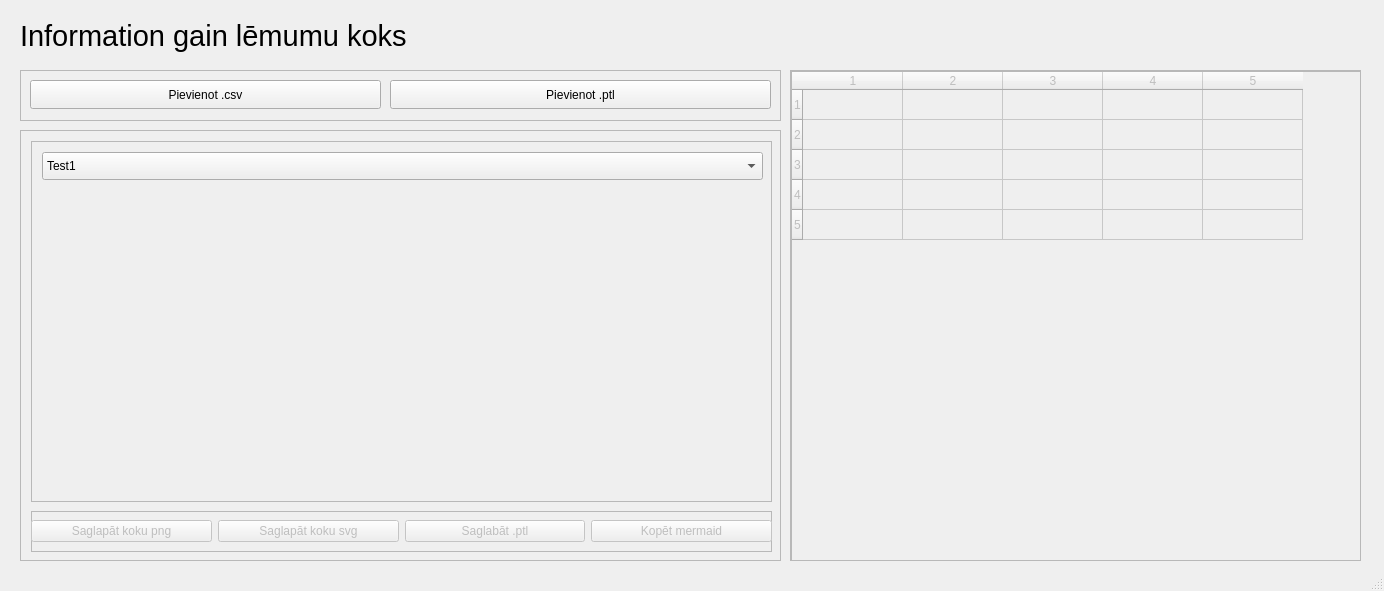
This is form.ui in v-ir-mans/ES-tree-with-GUI as Qt 5 draws it before an edit. The edited form follows.
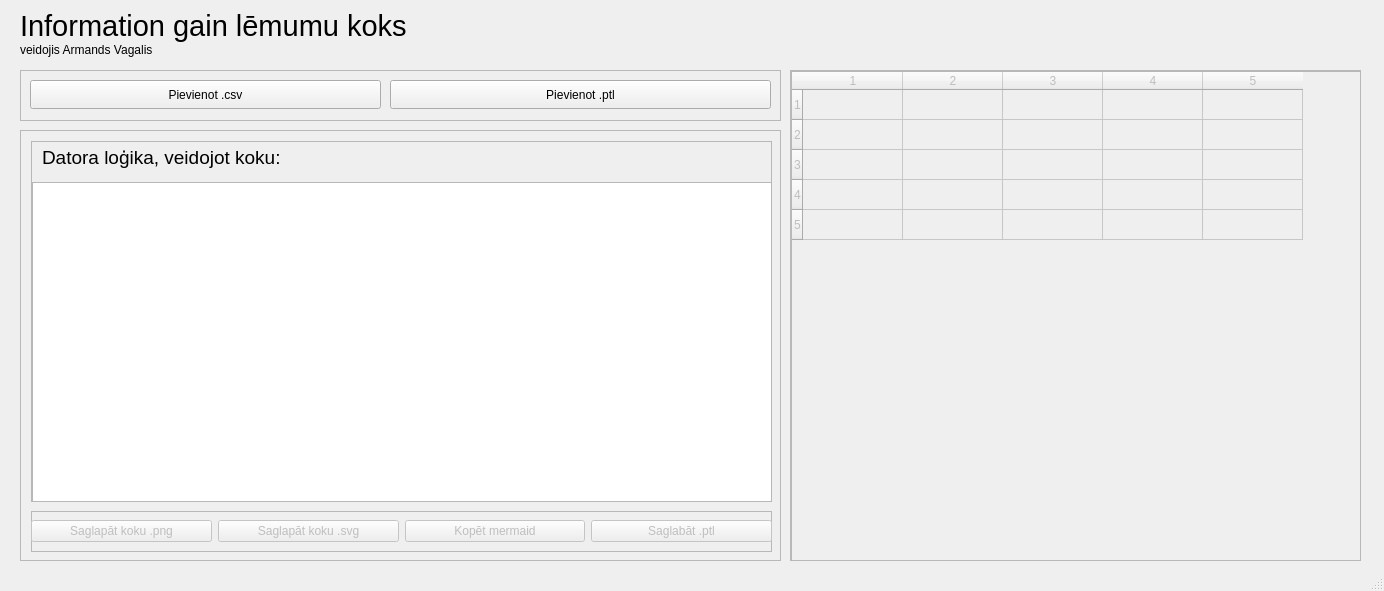
This is the edited form.

Commit message: Changed tree to save logic and GUI to display it

Patch:
```diff
--- a/form.ui
+++ b/form.ui
@@ -21,7 +21,7 @@
     <property name="geometry">
      <rect>
       <x>20</x>
-      <y>10</y>
+      <y>0</y>
       <width>861</width>
       <height>51</height>
      </rect>
@@ -192,25 +192,38 @@
          <height>359</height>
         </rect>
        </property>
-       <widget class="QComboBox" name="comboBox">
+       <widget class="QTextEdit" name="logicText">
+        <property name="geometry">
+         <rect>
+          <x>0</x>
+          <y>40</y>
+          <width>741</width>
+          <height>321</height>
+         </rect>
+        </property>
+        <property name="font">
+         <font>
+          <pointsize>11</pointsize>
+         </font>
+        </property>
+       </widget>
+       <widget class="QLabel" name="bigheading_2">
         <property name="geometry">
          <rect>
           <x>10</x>
-          <y>10</y>
-          <width>721</width>
-          <height>28</height>
+          <y>0</y>
+          <width>731</width>
+          <height>31</height>
          </rect>
         </property>
-        <item>
-         <property name="text">
-          <string>Test1</string>
-         </property>
-        </item>
-        <item>
-         <property name="text">
-          <string>Test</string>
-         </property>
-        </item>
+        <property name="font">
+         <font>
+          <pointsize>14</pointsize>
+         </font>
+        </property>
+        <property name="text">
+         <string>Datora loģika, veidojot koku:</string>
+        </property>
        </widget>
       </widget>
      </widget>
@@ -245,21 +258,14 @@
         <item>
          <widget class="QPushButton" name="savevisButton">
           <property name="text">
-           <string>Saglapāt koku png</string>
+           <string>Saglapāt koku .png</string>
           </property>
          </widget>
         </item>
         <item>
          <widget class="QPushButton" name="savevisSVGButton">
           <property name="text">
-           <string>Saglapāt koku svg</string>
-          </property>
-         </widget>
-        </item>
-        <item>
-         <widget class="QPushButton" name="saveptlButton">
-          <property name="text">
-           <string>Saglabāt .ptl</string>
+           <string>Saglapāt koku .svg</string>
           </property>
          </widget>
         </item>
@@ -270,11 +276,31 @@
           </property>
          </widget>
         </item>
+        <item>
+         <widget class="QPushButton" name="saveptlButton">
+          <property name="text">
+           <string>Saglabāt .ptl</string>
+          </property>
+         </widget>
+        </item>
        </layout>
       </widget>
      </widget>
     </widget>
    </widget>
+   <widget class="QLabel" name="showoffabel">
+    <property name="geometry">
+     <rect>
+      <x>20</x>
+      <y>40</y>
+      <width>171</width>
+      <height>20</height>
+     </rect>
+    </property>
+    <property name="text">
+     <string>veidojis Armands Vagalis</string>
+    </property>
+   </widget>
   </widget>
   <widget class="QStatusBar" name="statusbar"/>
  </widget>
```
The commit also changes 4 other files.
